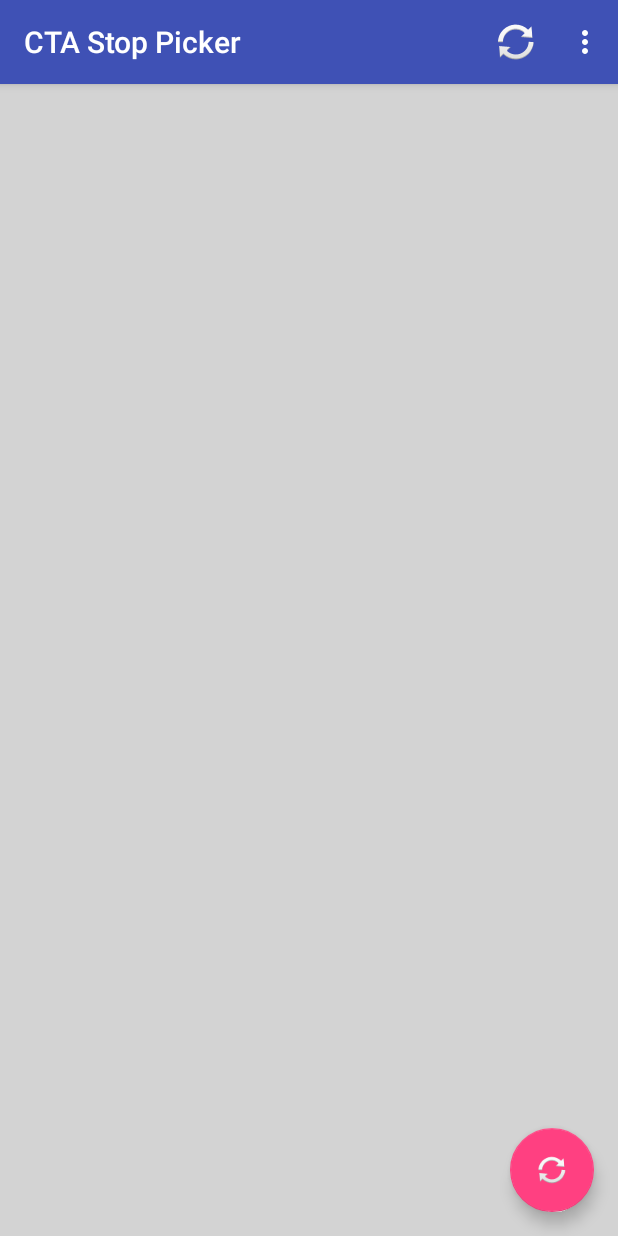
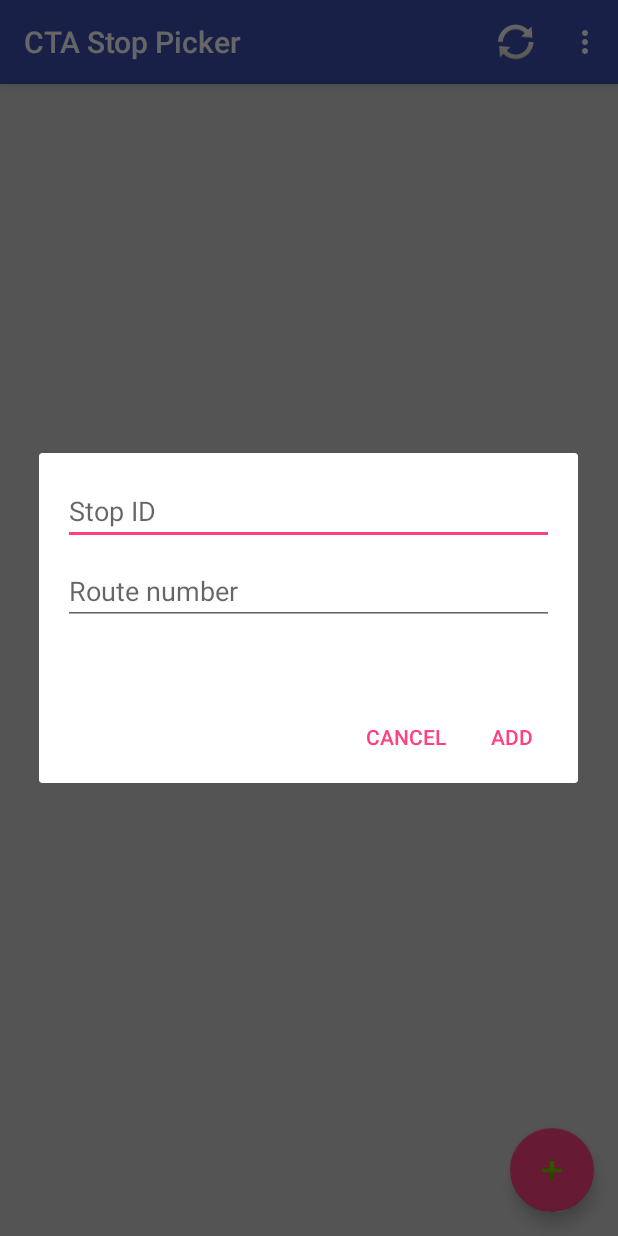
Before and after one commit to cjmaier2/CTA-Stop-Picker, an Android app: the screen it shows after launch (MainActivity), after a tap on an icon or button, on a phone screen of 412 x 824 dp. Run offline under Robolectric (Android 15) with nearby library versions, the phone set to English and light mode, and no system bars.

Commit message:
added add dialog and listener

```diff
--- /dev/null
+++ b/app/src/main/java/cjm/ctastoppicker/AddStopDialogFragment.java
@@ -0,0 +1,81 @@
+package cjm.ctastoppicker;
+
+import android.app.Activity;
+import android.app.AlertDialog;
+import android.app.Dialog;
+import android.support.v4.app.DialogFragment;
+import android.content.DialogInterface;
+import android.net.Uri;
+import android.os.Bundle;
+import android.app.Fragment;
+import android.view.LayoutInflater;
+import android.view.View;
+import android.view.ViewGroup;
+import android.widget.EditText;
+
+
+/**
+ * A simple {@link Fragment} subclass.
+ * Activities that contain this fragment must implement the
+ * {@link AddStopDialogFragment.OnFragmentInteractionListener} interface
+ * to handle interaction events.
+ * Use the {@link AddStopDialogFragment#newInstance} factory method to
+ * create an instance of this fragment.
+ */
+public class AddStopDialogFragment extends DialogFragment {
+    public String stopId = "";
+    public String routeNum = "";
+
+    @Override
+    public Dialog onCreateDialog(Bundle savedInstanceState) {
+        AlertDialog.Builder builder = new AlertDialog.Builder(getActivity());
+        // Get the layout inflater
+        LayoutInflater inflater = getActivity().getLayoutInflater();
+
+        // Inflate and set the layout for the dialog
+        // Pass null as the parent view because its going in the dialog layout
+        final View dialogView = inflater.inflate(R.layout.add_stop_dialog, null);
+        builder.setView(dialogView)
+                // Add action buttons
+                .setPositiveButton("Add", new DialogInterface.OnClickListener() {
+                    @Override
+                    public void onClick(DialogInterface dialog, int id) {
+                        EditText stopIdView = (EditText) dialogView.findViewById(R.id.stopid);
+                        stopId = stopIdView.getText().toString();
+                        EditText routeNumView = (EditText) dialogView.findViewById(R.id.routenum);
+                        routeNum = routeNumView.getText().toString();
+                        mListener.onDialogPositiveClick(AddStopDialogFragment.this);                    }
+                })
+                .setNegativeButton("Cancel", new DialogInterface.OnClickListener() {
+                    public void onClick(DialogInterface dialog, int id) {
+                        AddStopDialogFragment.this.getDialog().cancel();
+                    }
+                });
+        return builder.create();
+    }
+
+    /* The activity that creates an instance of this dialog fragment must
+     * implement this interface in order to receive event callbacks.
+     * Each method passes the DialogFragment in case the host needs to query it. */
+    public interface AddDialogListener {
+        public void onDialogPositiveClick(DialogFragment dialog);
+    }
+
+    // Use this instance of the interface to deliver action events
+    AddDialogListener mListener;
+
+    // Override the Fragment.onAttach() method to instantiate the NoticeDialogListener
+    @Override
+    public void onAttach(Activity activity) {
+        super.onAttach(activity);
+        // Verify that the host activity implements the callback interface
+        try {
+            // Instantiate the NoticeDialogListener so we can send events to the host
+            mListener = (AddDialogListener) activity;
+        } catch (ClassCastException e) {
+            // The activity doesn't implement the interface, throw exception
+            throw new ClassCastException(activity.toString()
+                    + " must implement AddDialogListener");
+        }
+    }
+}
--- a/app/src/main/java/cjm/ctastoppicker/MainActivity.java
+++ b/app/src/main/java/cjm/ctastoppicker/MainActivity.java
@@ -13,6 +13,8 @@ import android.widget.AdapterView;
 import android.widget.GridView;
 import android.widget.Toast;
 import android.database.Cursor;
+import android.app.Dialog;
+import android.support.v4.app.DialogFragment;
 
 import com.android.volley.Request;
 import com.android.volley.RequestQueue;
@@ -34,7 +36,7 @@ import java.util.EventListener;
 import android.os.Handler;
 import android.os.AsyncTask;
 
-public class MainActivity extends AppCompatActivity implements EventListener {
+public class MainActivity extends AppCompatActivity implements AddStopDialogFragment.AddDialogListener {
     //sample call: http://www.ctabustracker.com/bustime/api/v1/getpredictions?key=Kb2wG89RmRWPA5Knst6gtmw8H&rt=60&stpid=15993
     public static final String apiURL = "http://www.ctabustracker.com/bustime/api/v1/";
     public static final String key = "key=Kb2wG89RmRWPA5Knst6gtmw8H";
@@ -80,7 +82,7 @@ public class MainActivity extends AppCompatActivity implements EventListener {
         fab.setOnClickListener(new View.OnClickListener() {
             @Override
             public void onClick(View view) {
-                initiatePredictionRequest();
+                openAddStopDialog();
 //                Snackbar.make(view, "Replace with your own action", Snackbar.LENGTH_LONG)
 //                        .setAction("Action", null).show();
             }
@@ -93,7 +95,27 @@ public class MainActivity extends AppCompatActivity implements EventListener {
         new DatabaseTask().execute("", "", "");
     }
 
-    void startTimer() {
+    @Override
+    public void onResume() {
+        super.onResume();
+        initiatePredictionRequest();
+    }
+
+    public void openAddStopDialog() {
+        DialogFragment newFragment = new AddStopDialogFragment();
+        newFragment.show(getSupportFragmentManager(), "addStop");
+    }
+
+    // The dialog fragment receives a reference to this Activity through the
+    // Fragment.onAttach() callback, which it uses to call the following methods
+    // defined by the NoticeDialogFragment.NoticeDialogListener interface
+    public void onDialogPositiveClick(DialogFragment dialog) {
+
+    }
+
+
+
+        void startTimer() {
         mRequester.run();
     }
 
--- a/app/src/main/res/layout/activity_main.xml
+++ b/app/src/main/res/layout/activity_main.xml
@@ -20,6 +20,6 @@
     <android.support.design.widget.FloatingActionButton android:id="@+id/fab"
         android:layout_width="wrap_content" android:layout_height="wrap_content"
         android:layout_gravity="bottom|end" android:layout_margin="@dimen/fab_margin"
-        android:src="@android:drawable/ic_popup_sync" />
+        android:src="@android:drawable/ic_input_add" />
 
 </android.support.design.widget.CoordinatorLayout>
--- /dev/null
+++ b/app/src/main/res/layout/add_stop_dialog.xml
@@ -0,0 +1,38 @@
+<LinearLayout xmlns:android="http://schemas.android.com/apk/res/android"
+    android:orientation="vertical"
+    android:layout_width="wrap_content"
+    android:layout_height="wrap_content">
+    <!--<ImageView-->
+        <!--android:src="@drawable/header_logo"-->
+        <!--android:layout_width="match_parent"-->
+        <!--android:layout_height="64dp"-->
+        <!--android:scaleType="center"-->
+        <!--android:background="#FFFFBB33"-->
+        <!--android:contentDescription="@string/app_name" />-->
+    <EditText
+        android:id="@+id/stopid"
+        android:hint="Stop ID"
+        android:layout_width="match_parent"
+        android:layout_height="wrap_content"
+        android:layout_marginTop="16dp"
+        android:layout_marginLeft="16dp"
+        android:layout_marginRight="16dp"
+        android:layout_marginBottom="4dp" />
+    <EditText
+        android:id="@+id/routenum"
+        android:hint="Route number"
+        android:layout_width="match_parent"
+        android:layout_height="wrap_content"
+        android:layout_marginTop="4dp"
+        android:layout_marginLeft="16dp"
+        android:layout_marginRight="16dp"
+        android:layout_marginBottom="4dp" />
+    <TextView
+        android:id="@+id/searchresults"
+        android:layout_width="match_parent"
+        android:layout_height="wrap_content"
+        android:layout_marginTop="4dp"
+        android:layout_marginLeft="4dp"
+        android:layout_marginRight="4dp"
+        android:layout_marginBottom="16dp" />
+</LinearLayout>
--- a/app/src/main/res/values/strings.xml
+++ b/app/src/main/res/values/strings.xml
@@ -1,4 +1,7 @@
 <resources>
     <string name="app_name">CTA Stop Picker</string>
     <string name="action_settings">Settings</string>
+
+<!-- TODO: Remove or change this placeholder text -->
+    <string name="hello_blank_fragment">Hello blank fragment</string>
 </resources>
```
